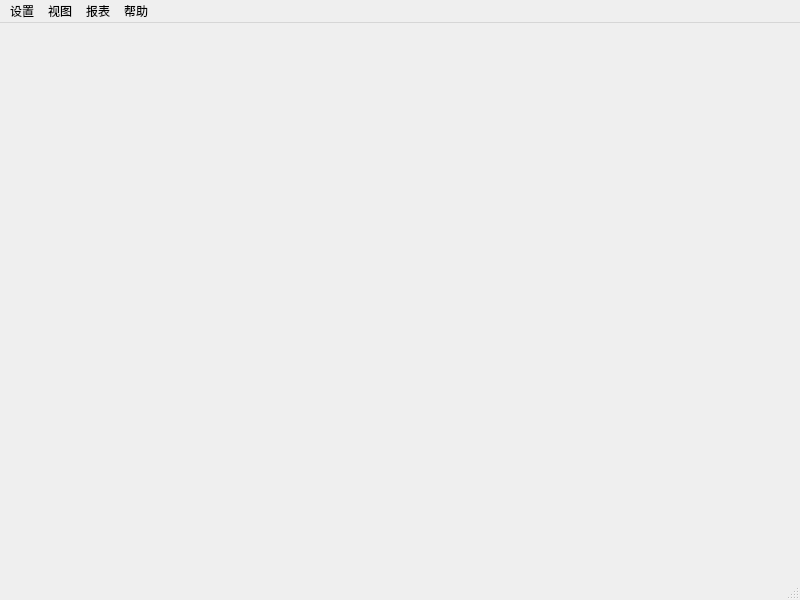
Above: hikeenat.ui from wayneso/HikeenAT before the change. Below: the same form after it.
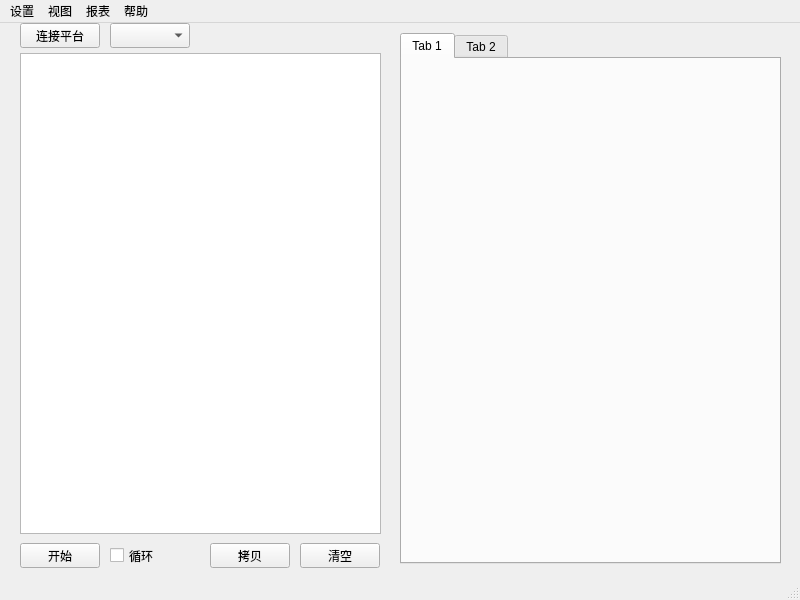
That is the form after the change.

```diff
--- a/hikeenat.ui
+++ b/hikeenat.ui
@@ -13,7 +13,113 @@
   <property name="windowTitle">
    <string>HikeenAT</string>
   </property>
-  <widget class="QWidget" name="centralwidget"/>
+  <widget class="QWidget" name="centralwidget">
+   <widget class="QTextEdit" name="informatio_textEdit">
+    <property name="geometry">
+     <rect>
+      <x>20</x>
+      <y>30</y>
+      <width>361</width>
+      <height>481</height>
+     </rect>
+    </property>
+   </widget>
+   <widget class="QPushButton" name="link_pushButton">
+    <property name="geometry">
+     <rect>
+      <x>20</x>
+      <y>0</y>
+      <width>80</width>
+      <height>25</height>
+     </rect>
+    </property>
+    <property name="text">
+     <string>连接平台</string>
+    </property>
+   </widget>
+   <widget class="QComboBox" name="displaynum_comboBox">
+    <property name="geometry">
+     <rect>
+      <x>110</x>
+      <y>0</y>
+      <width>80</width>
+      <height>25</height>
+     </rect>
+    </property>
+   </widget>
+   <widget class="QPushButton" name="start_pushButton">
+    <property name="geometry">
+     <rect>
+      <x>20</x>
+      <y>520</y>
+      <width>80</width>
+      <height>25</height>
+     </rect>
+    </property>
+    <property name="text">
+     <string>开始</string>
+    </property>
+   </widget>
+   <widget class="QCheckBox" name="checkBox">
+    <property name="geometry">
+     <rect>
+      <x>110</x>
+      <y>520</y>
+      <width>80</width>
+      <height>25</height>
+     </rect>
+    </property>
+    <property name="text">
+     <string>循环</string>
+    </property>
+   </widget>
+   <widget class="QPushButton" name="copy_pushButton">
+    <property name="geometry">
+     <rect>
+      <x>210</x>
+      <y>520</y>
+      <width>80</width>
+      <height>25</height>
+     </rect>
+    </property>
+    <property name="text">
+     <string>拷贝</string>
+    </property>
+   </widget>
+   <widget class="QPushButton" name="clear_pushButton">
+    <property name="geometry">
+     <rect>
+      <x>300</x>
+      <y>520</y>
+      <width>80</width>
+      <height>25</height>
+     </rect>
+    </property>
+    <property name="text">
+     <string>清空</string>
+    </property>
+   </widget>
+   <widget class="QTabWidget" name="tabWidget">
+    <property name="geometry">
+     <rect>
+      <x>400</x>
+      <y>10</y>
+      <width>381</width>
+      <height>531</height>
+     </rect>
+    </property>
+    <widget class="QWidget" name="tab">
+     <attribute name="title">
+      <string>Tab 1</string>
+     </attribute>
+    </widget>
+    <widget class="QWidget" name="tab_2">
+     <attribute name="title">
+      <string>Tab 2</string>
+     </attribute>
+    </widget>
+   </widget>
+  </widget>
   <widget class="QMenuBar" name="menubar">
    <property name="geometry">
     <rect>
```
Left out of the diff: 8 changed lines with no effect on the pictures.
